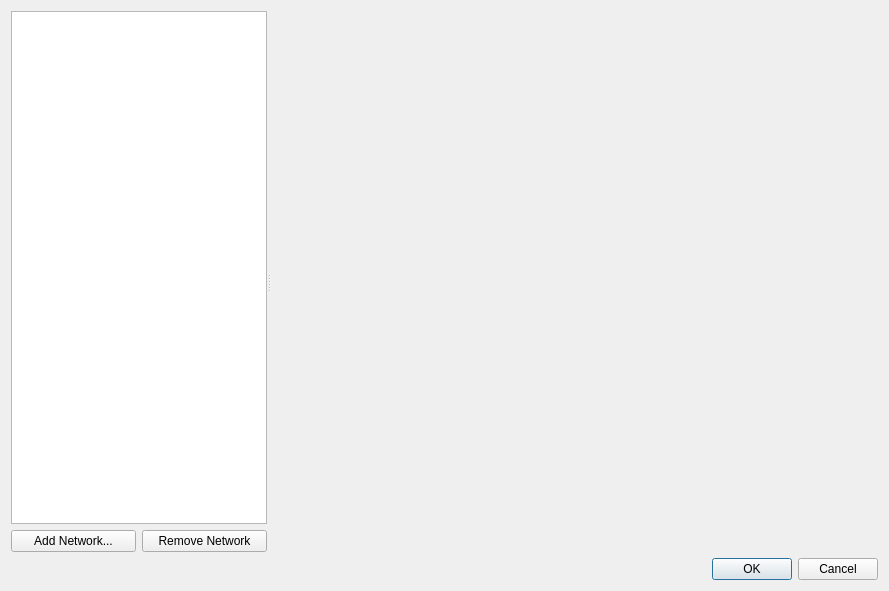
Old version of the form window/SetupDialog/SetupDialog.ui in the repository HubertD/cangaroo.
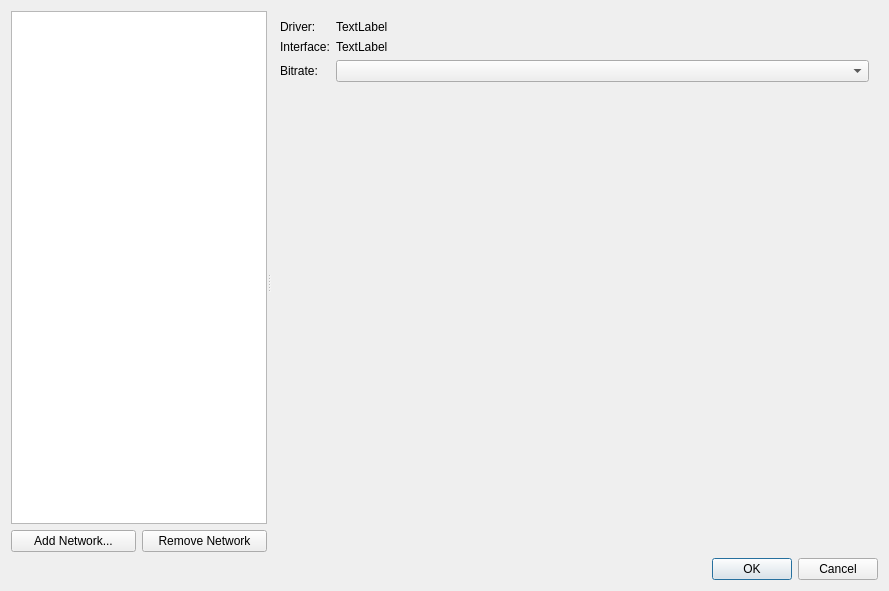
New version of the form. The open tabs and pages were chosen to show the change.

Commit message: prepare setup of can interfaces

```diff
--- a/window/SetupDialog/SetupDialog.ui
+++ b/window/SetupDialog/SetupDialog.ui
@@ -245,6 +245,48 @@
            </item>
           </layout>
          </widget>
+         <widget class="QWidget" name="socketCanInterfacePage">
+          <layout class="QFormLayout" name="formLayout_2">
+           <item row="0" column="0">
+            <widget class="QLabel" name="label_3">
+             <property name="text">
+              <string>Driver:</string>
+             </property>
+            </widget>
+           </item>
+           <item row="0" column="1">
+            <widget class="QLabel" name="laInterfaceDriver">
+             <property name="text">
+              <string>TextLabel</string>
+             </property>
+            </widget>
+           </item>
+           <item row="1" column="0">
+            <widget class="QLabel" name="label_5">
+             <property name="text">
+              <string>Interface:</string>
+             </property>
+            </widget>
+           </item>
+           <item row="1" column="1">
+            <widget class="QLabel" name="laInterfaceName">
+             <property name="text">
+              <string>TextLabel</string>
+             </property>
+            </widget>
+           </item>
+           <item row="2" column="0">
+            <widget class="QLabel" name="label_7">
+             <property name="text">
+              <string>Bitrate:</string>
+             </property>
+            </widget>
+           </item>
+           <item row="2" column="1">
+            <widget class="QComboBox" name="cbInterfaceBitrate"/>
+           </item>
+          </layout>
+         </widget>
         </widget>
        </widget>
       </item>
```
The commit also changes 8 other files.
